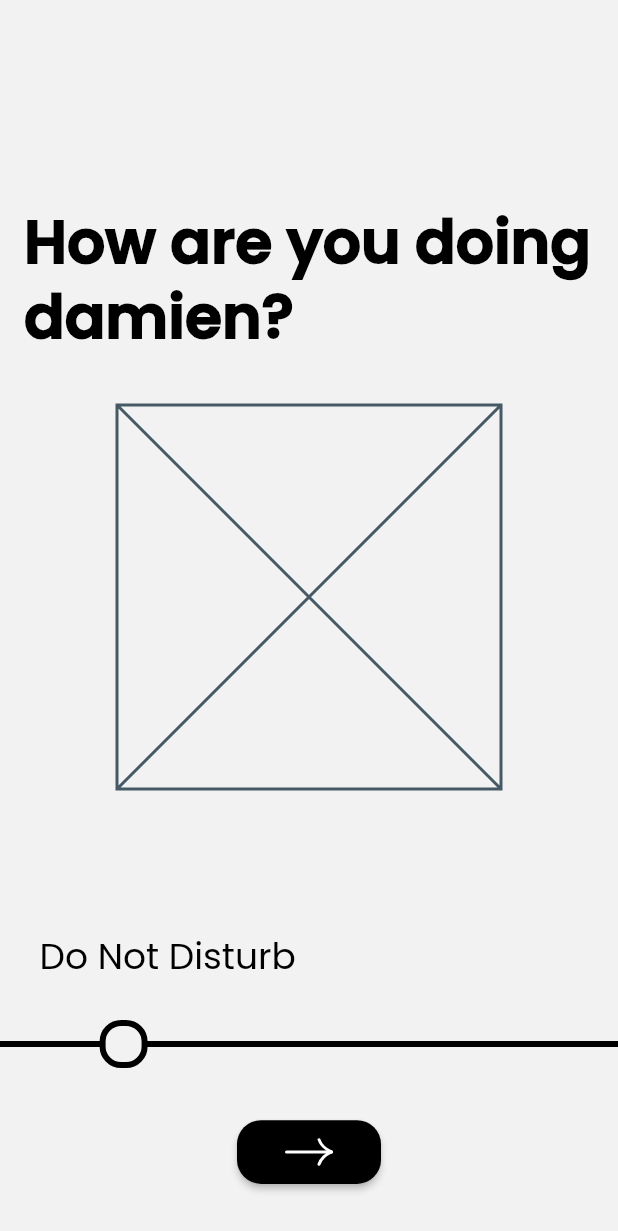
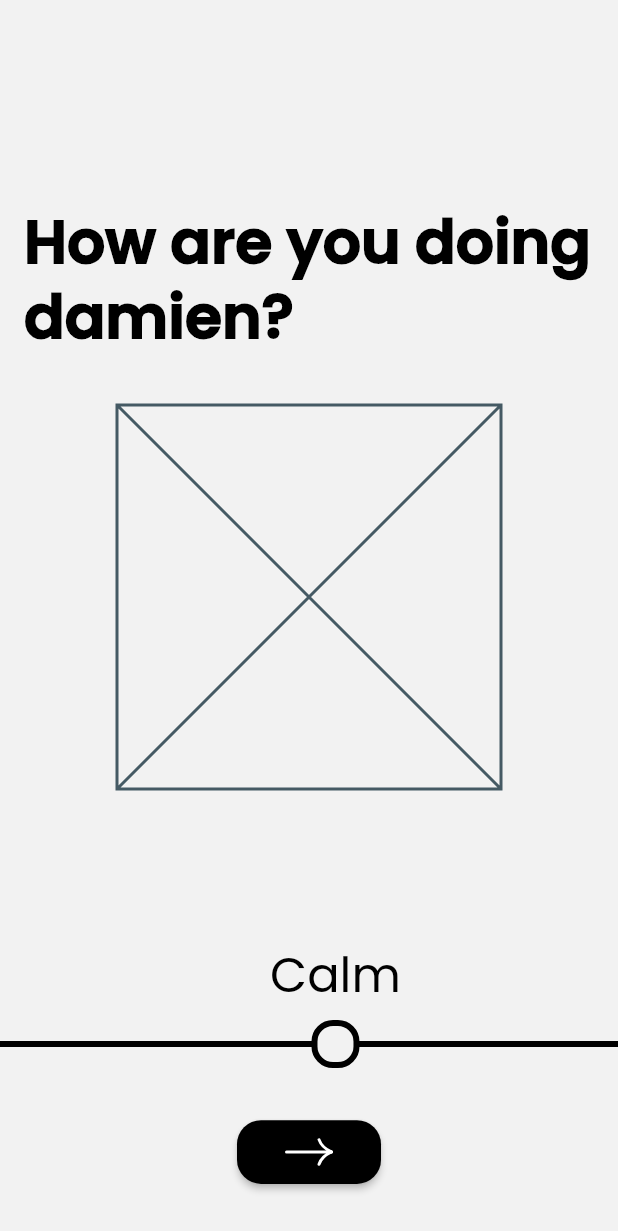
Before and after one commit to ezhangle/stare, a Flutter app: the screen it shows after launch, on a phone screen of 412 x 824 dp. Shown: the top 1231 px of the screen. Run offline on Flutter 3.47's test engine with Material 2 defaults, Android fonts, the phone set to English and light mode, and no system bars; our stand-ins replace flutter_svg, rive.

Commit message:
🅰️ use AnimatedLabel

```diff
--- a/lib/widgets/mood_slider.dart
+++ b/lib/widgets/mood_slider.dart
@@ -1,5 +1,7 @@
 import 'package:flutter/material.dart';
 import 'package:stare/data/properties.dart';
+import 'package:stare/data/style.dart';
+import 'package:stare/widgets/animated_labels.dart';
 
 class MoodSlider extends StatefulWidget {
   final Color color;
@@ -16,6 +18,7 @@ class MoodSlider extends StatefulWidget {
     this.width = 256,
     this.height = 128,
     this.thumbSize = 32,
+    // TODO: trackHeight as much as illustration/rive-animation stroke width
     this.trackHeight = 4,
   }) : super(key: key);
 
@@ -27,6 +30,7 @@ class _MoodSliderState extends State<MoodSlider>
     with SingleTickerProviderStateMixin {
   late final double _trackStart;
   late final double _trackEnd;
+  late final double _divisionExtent;
   late Offset _dragPosition;
 
   // animation
@@ -38,7 +42,8 @@ class _MoodSliderState extends State<MoodSlider>
 
   bool _dragging = false;
 
-  double sliderValue = 50;
+  // mood
+  late String _mood;
 
   @override
   void initState() {
@@ -46,7 +51,17 @@ class _MoodSliderState extends State<MoodSlider>
 
     _trackStart = widget.width * 0.2;
     _trackEnd = widget.width * 0.8;
-    _dragPosition = Offset(_trackStart, 0);
+    _divisionExtent = (_trackEnd - _trackStart) / moods.length;
+
+    debugPrint("Extent $_divisionExtent | End $_trackEnd");
+
+    //                                 default mood index 👇
+    _dragPosition = Offset(_trackStart + _divisionExtent * 4, 0);
+    // intial mood is previous mood of the day
+    // and calm (none) for a new day
+    _mood = moods[4];
+
+    // animation
     _animationBegin = _animationEnd = widget.height / 2;
 
     _animationController = AnimationController(
@@ -93,13 +108,15 @@ class _MoodSliderState extends State<MoodSlider>
               ),
             ),
             Positioned(
-              top: -40,
-              left: _dragPosition.dx,
-              child: Transform.translate(
-                offset: Offset(-56, 0),
-                child: Text(
-                  moods[0],
-                  style: Theme.of(context).textTheme.labelSmall,
+              top: -defaultPadding * 2,
+              left: _dragPosition.dx - 72,
+              child: Container(
+                width: 144,
+                alignment: Alignment.center,
+                child: AnimatedLabel(
+                  text: _mood,
+                  duration: defaultTransitionDuration,
+                  style: Theme.of(context).textTheme.labelMedium,
                 ),
               ),
             ),
@@ -144,7 +161,7 @@ class _MoodSliderState extends State<MoodSlider>
     }
     // X Axis
     if (_dragPosition.dx >= _trackEnd) {
-      _dragPosition = Offset(_trackEnd, _dragPosition.dy);
+      _dragPosition = Offset(_trackEnd - 1, _dragPosition.dy);
     } else if (_dragPosition.dx <= _trackStart) {
       _dragPosition = Offset(_trackStart, _dragPosition.dy);
     }
@@ -155,7 +172,16 @@ class _MoodSliderState extends State<MoodSlider>
       _dragging = true;
       _dragPosition = details.localPosition;
       _clampDragPosition();
-      widget.onChange?.call(_dragPosition.dx / widget.width);
+      // TODO: see if clamping can be undone
+      final int _index = (_dragPosition.dx - _trackStart) ~/ _divisionExtent;
+
+      if (_index == moods.length) {
+        print(_index);
+        print(_dragPosition.dx);
+        return;
+      }
+
+      _mood = moods[_index];
     });
   }
 
```
